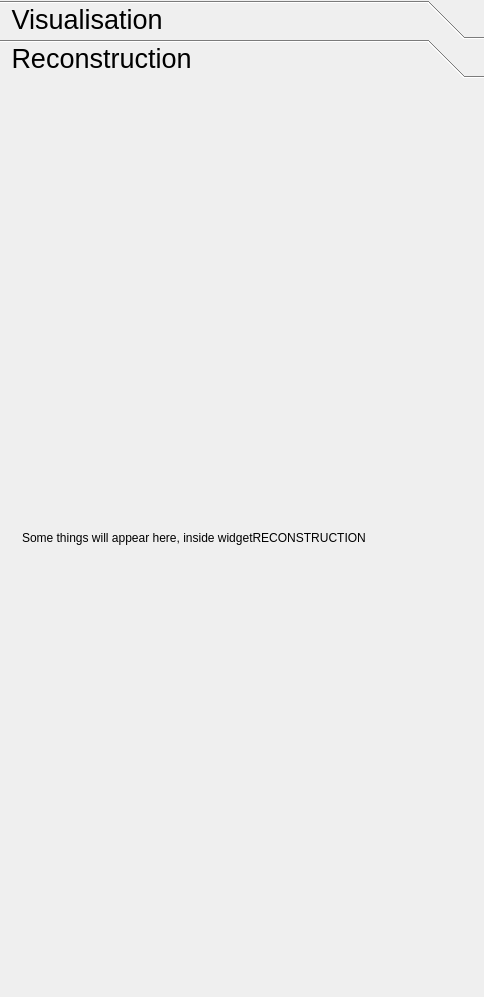
Qt form Sams_Project/Plugins/com.sam.finalyearproject/src/internal/Sams_ViewControls.ui (bonzo45/Final-Year-Project) before a commit.
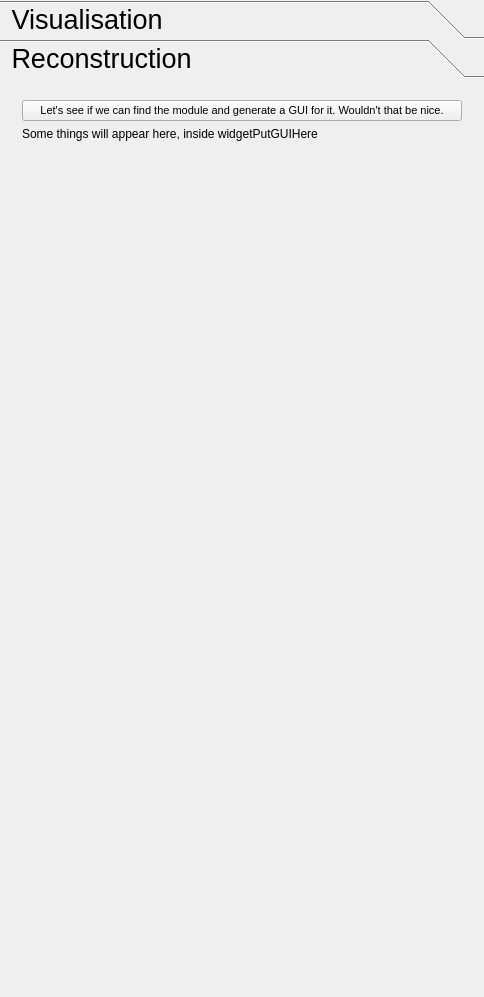
The same form after that commit.

Commit message: Reworked GUI to add a box for us to dump stuff to.

The edit to the form file:
```diff
--- a/Sams_Project/Plugins/com.sam.finalyearproject/src/internal/Sams_ViewControls.ui
+++ b/Sams_Project/Plugins/com.sam.finalyearproject/src/internal/Sams_ViewControls.ui
@@ -1688,22 +1688,61 @@
       <layout class="QVBoxLayout" name="verticalLayout_23">
        <item>
         <widget class="QWidget" name="widgetRECONSTRUCTION" native="true">
+         <property name="font">
+          <font>
+           <pointsize>11</pointsize>
+          </font>
+         </property>
          <layout class="QVBoxLayout" name="verticalLayout_24">
+          <item>
+           <widget class="QPushButton" name="pushButton">
+            <property name="sizePolicy">
+             <sizepolicy hsizetype="Preferred" vsizetype="Preferred">
+              <horstretch>0</horstretch>
+              <verstretch>0</verstretch>
+             </sizepolicy>
+            </property>
+            <property name="font">
+             <font>
+              <pointsize>8</pointsize>
+             </font>
+            </property>
+            <property name="text">
+             <string>Let's see if we can find the module and generate a GUI for it. Wouldn't that be nice.</string>
+            </property>
+           </widget>
+          </item>
           <item>
            <widget class="QLabel" name="label2Description_2">
+            <property name="sizePolicy">
+             <sizepolicy hsizetype="Preferred" vsizetype="Preferred">
+              <horstretch>0</horstretch>
+              <verstretch>0</verstretch>
+             </sizepolicy>
+            </property>
             <property name="font">
              <font>
               <pointsize>9</pointsize>
              </font>
             </property>
             <property name="text">
-             <string>Some things will appear here, inside widgetRECONSTRUCTION</string>
+             <string>Some things will appear here, inside widgetPutGUIHere</string>
             </property>
             <property name="wordWrap">
              <bool>true</bool>
             </property>
            </widget>
           </item>
+          <item>
+           <widget class="QWidget" name="widgetPutGUIHere" native="true">
+            <property name="sizePolicy">
+             <sizepolicy hsizetype="Preferred" vsizetype="MinimumExpanding">
+              <horstretch>0</horstretch>
+              <verstretch>0</verstretch>
+             </sizepolicy>
+            </property>
+           </widget>
+          </item>
          </layout>
         </widget>
        </item>
```
